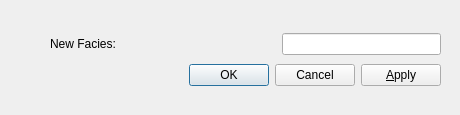
Old version of the form ui/AddFacies.ui in the repository equinor/APS-Facies.
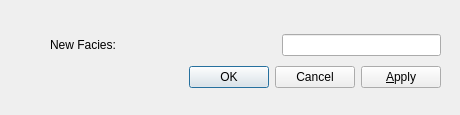
New version of the form.

The edit to the form file:
```diff
--- a/ui/AddFacies.ui
+++ b/ui/AddFacies.ui
@@ -13,16 +13,16 @@
   <property name="windowTitle">
    <string>Dialog</string>
   </property>
-  <widget class="QWidget" name="">
+  <widget class="QWidget" name="layoutWidget">
    <property name="geometry">
     <rect>
      <x>50</x>
      <y>30</y>
      <width>391</width>
-     <height>61</height>
+     <height>62</height>
     </rect>
    </property>
-   <layout class="QVBoxLayout" name="verticalLayout">
+   <layout class="QVBoxLayout" name="content">
     <item>
      <layout class="QHBoxLayout" name="horizontalLayout">
       <item>
```
Left out of the diff: 20 changed lines with no effect on the pictures.
